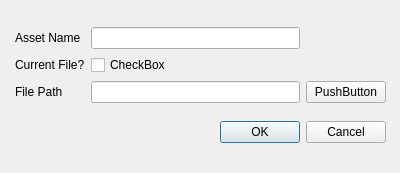
jw0z96/PipelineManagementTools, file scripts/PipelineManagementTools/gui/newAssetDialog.ui: the form before one commit.
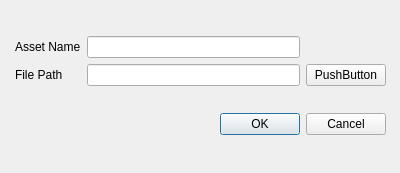
The form after the commit.

Commit message: combined gather/release script; progress on new asset dialog

Patch:
```diff
--- a/scripts/PipelineManagementTools/gui/newAssetDialog.ui
+++ b/scripts/PipelineManagementTools/gui/newAssetDialog.ui
@@ -29,19 +29,26 @@
     <item>
      <layout class="QGridLayout" name="gridLayout">
       <item row="1" column="0">
-       <widget class="QLabel" name="currentFileLabel">
+       <widget class="QLabel" name="filePathLabel">
         <property name="text">
-         <string>Current File?</string>
+         <string>File Path</string>
         </property>
         <property name="margin">
          <number>5</number>
         </property>
        </widget>
       </item>
+      <item row="1" column="2">
+       <widget class="QPushButton" name="filePathPushButton">
+        <property name="text">
+         <string>PushButton</string>
+        </property>
+       </widget>
+      </item>
       <item row="0" column="1">
        <widget class="QLineEdit" name="assetNameLineEdit"/>
       </item>
-      <item row="2" column="1">
+      <item row="1" column="1">
        <widget class="QLineEdit" name="filePathLineEdit"/>
       </item>
       <item row="0" column="0">
@@ -54,30 +61,6 @@
         </property>
        </widget>
       </item>
-      <item row="1" column="1">
-       <widget class="QCheckBox" name="currentFileCheckBox">
-        <property name="text">
-         <string>CheckBox</string>
-        </property>
-       </widget>
-      </item>
-      <item row="2" column="0">
-       <widget class="QLabel" name="filePathLabel">
-        <property name="text">
-         <string>File Path</string>
-        </property>
-        <property name="margin">
-         <number>5</number>
-        </property>
-       </widget>
-      </item>
-      <item row="2" column="2">
-       <widget class="QPushButton" name="filePathPushButton">
-        <property name="text">
-         <string>PushButton</string>
-        </property>
-       </widget>
-      </item>
      </layout>
     </item>
     <item>
```
Left out of the diff: 2 changed lines with no effect on the pictures. The commit also changes 5 other files.
